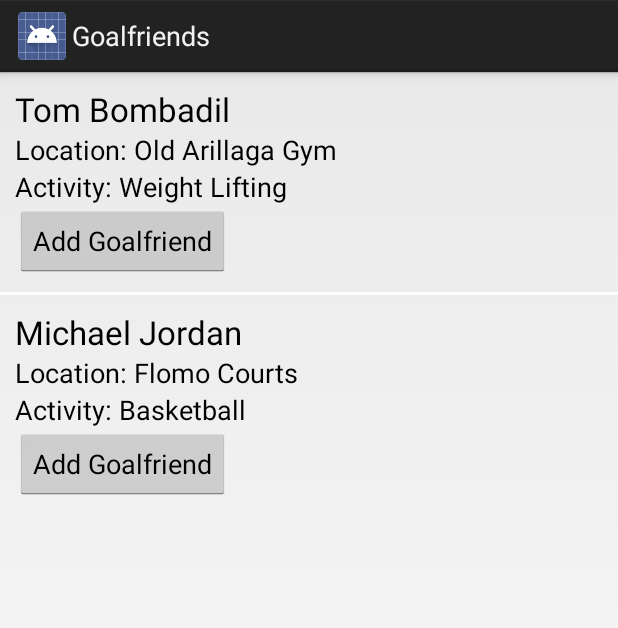
After one commit to pveerina/cs147-goalfriends, an Android app: the layout activity_find_friend.xml on its own in the app's theme, with its tools: preview values and no code run, on a phone screen of 412 x 824 dp. The commit adds this screen. Shown: the top 628 px of the screen. Run offline under Robolectric (Android 15) with nearby library versions, the phone set to English and light mode, and no system bars.

Commit message:
basic navigation thru  main screens, added icon

```diff
--- a/app/build.gradle
+++ b/app/build.gradle
@@ -22,4 +22,6 @@ android {
 dependencies {
     compile fileTree(dir: 'libs', include: ['*.jar'])
     compile 'com.android.support:support-v13:20.+'
+    compile 'com.firebase:firebase-client-android:2.0.1+'
+
 }
--- a/app/src/main/AndroidManifest.xml
+++ b/app/src/main/AndroidManifest.xml
@@ -16,6 +16,7 @@
                 <category android:name="android.intent.category.LAUNCHER" />
             </intent-filter>
         </activity>
+        <activity android:name=".FindFriendActivity"/>
     </application>
 
 </manifest>
--- a/app/src/main/java/cs147/goalfriends/HomeFragment.java
+++ b/app/src/main/java/cs147/goalfriends/HomeFragment.java
@@ -1,10 +1,12 @@
 package cs147.goalfriends;
 
 import android.app.Fragment;
+import android.content.Intent;
 import android.os.Bundle;
 import android.view.LayoutInflater;
 import android.view.View;
 import android.view.ViewGroup;
+import android.widget.Button;
 
 /**
  * Created by pveerina on 11/18/14.
@@ -34,7 +36,9 @@ public class HomeFragment extends Fragment {
     @Override
     public View onCreateView(LayoutInflater inflater, ViewGroup container,
                              Bundle savedInstanceState) {
-        View rootView = inflater.inflate(R.layout.fragment_main, container, false);
+        View rootView = inflater.inflate(R.layout.fragment_home, container, false);
         return rootView;
     }
+
+
 }
--- /dev/null
+++ b/app/src/main/res/layout/activity_find_friend.xml
@@ -0,0 +1,72 @@
+<?xml version="1.0" encoding="utf-8"?>
+<LinearLayout xmlns:android="http://schemas.android.com/apk/res/android"
+    android:orientation="vertical" android:layout_width="match_parent"
+    android:layout_height="match_parent">
+
+    <LinearLayout
+        android:orientation="vertical"
+        android:layout_width="match_parent"
+        android:layout_height="wrap_content"
+        android:padding="10dp">
+
+        <TextView
+            android:layout_width="wrap_content"
+            android:layout_height="wrap_content"
+            android:textAppearance="?android:attr/textAppearanceLarge"
+            android:text="Tom Bombadil"
+            android:id="@+id/textView2" />
+        <TextView
+            android:layout_width="wrap_content"
+            android:layout_height="wrap_content"
+            android:textAppearance="?android:attr/textAppearanceMedium"
+            android:text="Location: Old Arillaga Gym"
+            android:id="@+id/textView3" />
+        android:id="@+id/textView5" />
+        <TextView
+            android:layout_width="wrap_content"
+            android:layout_height="wrap_content"
+            android:textAppearance="?android:attr/textAppearanceMedium"
+            android:text="Activity: Weight Lifting"
+            android:id="@+id/textView7" />
+        <Button
+            android:layout_width="wrap_content"
+            android:layout_height="wrap_content"
+            android:text="Add Goalfriend"
+            android:onClick="addFriend"/>
+    </LinearLayout>
+    <View
+        android:layout_width="fill_parent"
+        android:layout_height="2dp"
+        android:background="#ffffff"/>
+
+    <LinearLayout
+        android:orientation="vertical"
+        android:layout_width="match_parent"
+        android:layout_height="wrap_content"
+        android:padding="10dp">
+
+        <TextView
+            android:layout_width="wrap_content"
+            android:layout_height="wrap_content"
+            android:textAppearance="?android:attr/textAppearanceLarge"
+            android:text="Michael Jordan"
+            android:id="@+id/textView4" />
+
+        <TextView
+            android:layout_width="wrap_content"
+            android:layout_height="wrap_content"
+            android:textAppearance="?android:attr/textAppearanceMedium"
+            android:text="Location: Flomo Courts"
+            android:id="@+id/textView5" />
+        <TextView
+            android:layout_width="wrap_content"
+            android:layout_height="wrap_content"
+            android:textAppearance="?android:attr/textAppearanceMedium"
+            android:text="Activity: Basketball"
+            android:id="@+id/textView6" />
+        <Button
+            android:layout_width="wrap_content"
+            android:layout_height="wrap_content"
+            android:text="Add Goalfriend"/>
+    </LinearLayout>
+</LinearLayout>
--- /dev/null
+++ b/app/src/main/res/layout/activity_friend_picker.xml
@@ -0,0 +1,6 @@
+<?xml version="1.0" encoding="utf-8"?>
+<LinearLayout xmlns:android="http://schemas.android.com/apk/res/android"
+    android:orientation="vertical" android:layout_width="match_parent"
+    android:layout_height="match_parent">
+
+</LinearLayout>
--- /dev/null
+++ b/app/src/main/res/layout/activity_motivate.xml
@@ -0,0 +1,6 @@
+<?xml version="1.0" encoding="utf-8"?>
+<LinearLayout xmlns:android="http://schemas.android.com/apk/res/android"
+    android:orientation="vertical" android:layout_width="match_parent"
+    android:layout_height="match_parent">
+
+</LinearLayout>
--- /dev/null
+++ b/app/src/main/res/layout/activity_schedule_workout.xml
@@ -0,0 +1,6 @@
+<?xml version="1.0" encoding="utf-8"?>
+<LinearLayout xmlns:android="http://schemas.android.com/apk/res/android"
+    android:orientation="vertical" android:layout_width="match_parent"
+    android:layout_height="match_parent">
+
+</LinearLayout>
--- a/app/src/main/res/layout/fragment_home.xml
+++ b/app/src/main/res/layout/fragment_home.xml
@@ -13,7 +13,8 @@
             android:layout_width="wrap_content"
             android:layout_height="wrap_content"
             android:text="Find \n Friends"
-            android:id="@+id/find_friend_button" />
+            android:id="@+id/find_friend_button"
+            android:onClick="findFriends"/>
 
         <Button
             android:layout_width="wrap_content"
--- /dev/null
+++ b/app/src/main/res/layout/fragment_profile.xml
@@ -0,0 +1,6 @@
+<?xml version="1.0" encoding="utf-8"?>
+<LinearLayout xmlns:android="http://schemas.android.com/apk/res/android"
+    android:orientation="vertical" android:layout_width="match_parent"
+    android:layout_height="match_parent">
+
+</LinearLayout>
--- a/build.gradle
+++ b/build.gradle
@@ -6,7 +6,6 @@ buildscript {
     }
     dependencies {
         classpath 'com.android.tools.build:gradle:0.13.2'
-
         // NOTE: Do not place your application dependencies here; they belong
         // in the individual module build.gradle files
     }
```
Also changed, not shown: app/src/main/java/cs147/goalfriends/FindFriendActivity.java (+42 -0 lines), app/src/main/java/cs147/goalfriends/MainActivity.java (+10 -0 lines), app/src/main/java/cs147/goalfriends/Profile.java (added, +74 -0 lines), app/src/main/ic_launcher-web.png (added), app/src/main/res/drawable-hdpi/ic_launcher.png, app/src/main/res/drawable-mdpi/ic_launcher.png, app/src/main/res/drawable-xhdpi/ic_launcher.png, app/src/main/res/drawable-xxhdpi/ic_launcher.png, 1 other file.
